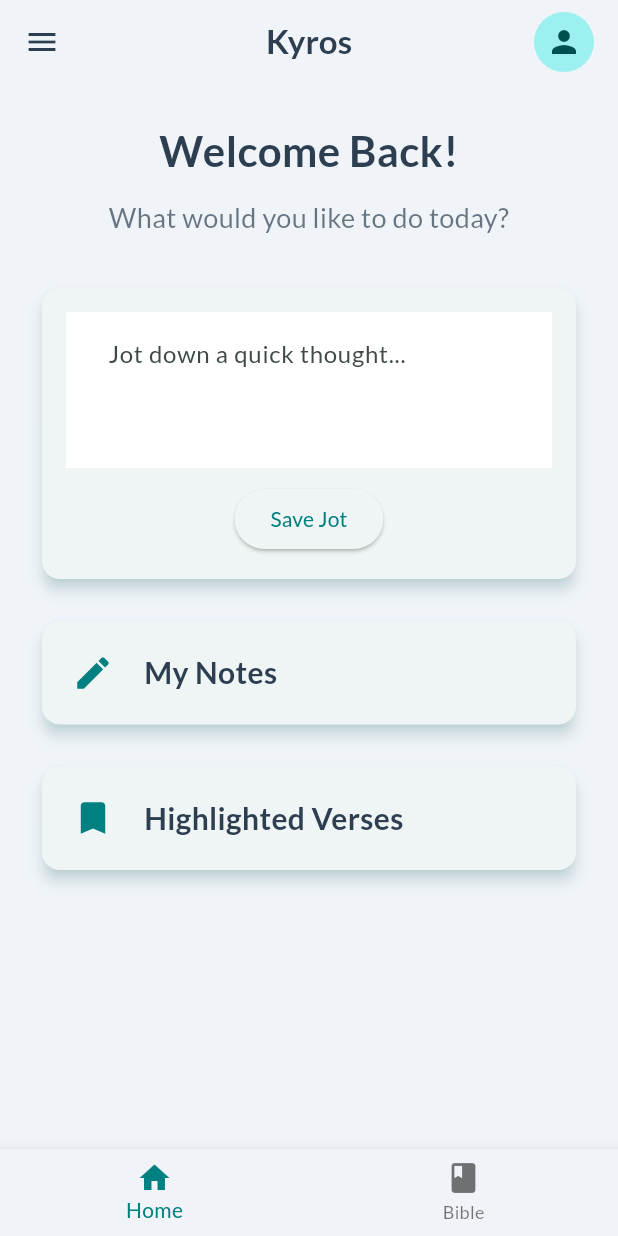
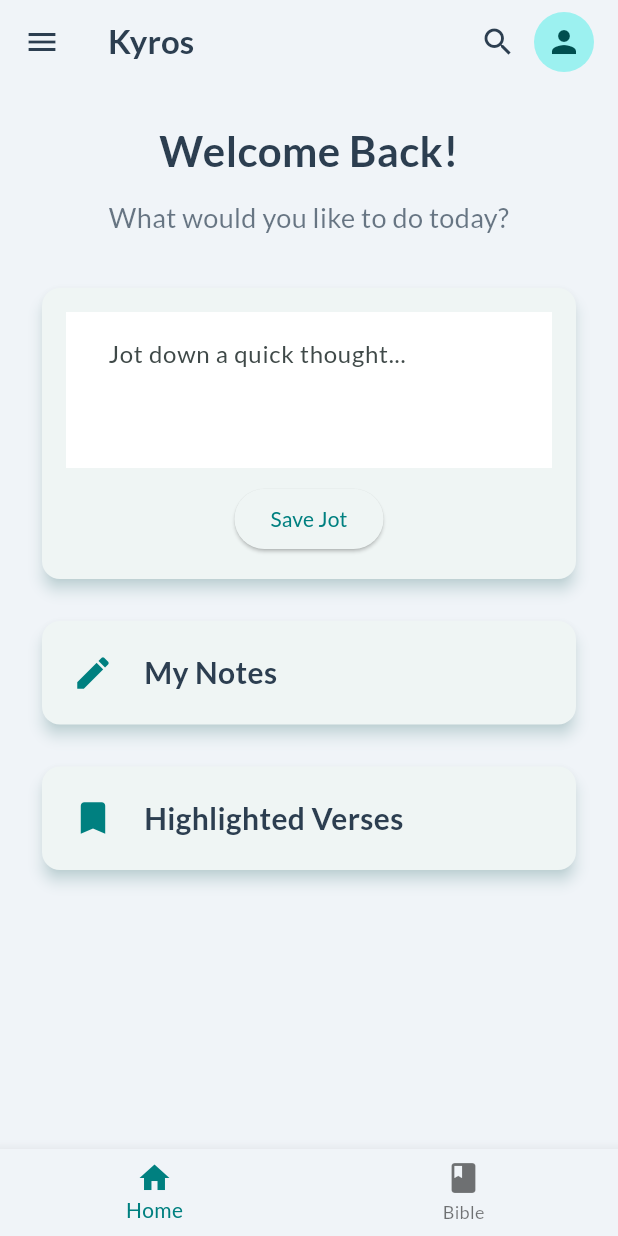
Before and after one commit to FaithTech-Initiative/Kyros, a Flutter app: the screen it shows once a user with an empty profile is signed in, on a phone screen of 412 x 824 dp. Run offline on Flutter 3.47's test engine with Material 3 defaults, Android fonts, the phone set to English and light mode, and no system bars; our stand-ins replace cloud_firestore, drift, firebase_auth, firebase_core, flutter_carousel_widget, google_fonts and 2 more; missing offline and left inert: firebase_app_check, flutter_quill; accounts and stored records are empty; generated files the repository leaves out were written again.

Commit message:
feat: Adjust AppBar layout and add search icon

```diff
--- a/lib/home_screen.dart
+++ b/lib/home_screen.dart
@@ -57,7 +57,6 @@ class _HomeScreenState extends State<HomeScreen> {
       key: _scaffoldKey,
       appBar: AppBar(
         title: Text('Kyros', style: GoogleFonts.lato(fontWeight: FontWeight.bold)),
-        centerTitle: true,
         leading: IconButton(
           icon: const Icon(Icons.menu),
           onPressed: () {
@@ -65,6 +64,12 @@ class _HomeScreenState extends State<HomeScreen> {
           },
         ),
         actions: [
+          IconButton(
+            icon: const Icon(Icons.search),
+            onPressed: () {
+              // TODO: Implement search functionality
+            },
+          ),
           GestureDetector(
             onTap: () {
               Navigator.push(context, MaterialPageRoute(builder: (context) => const ProfileScreen()));
```
